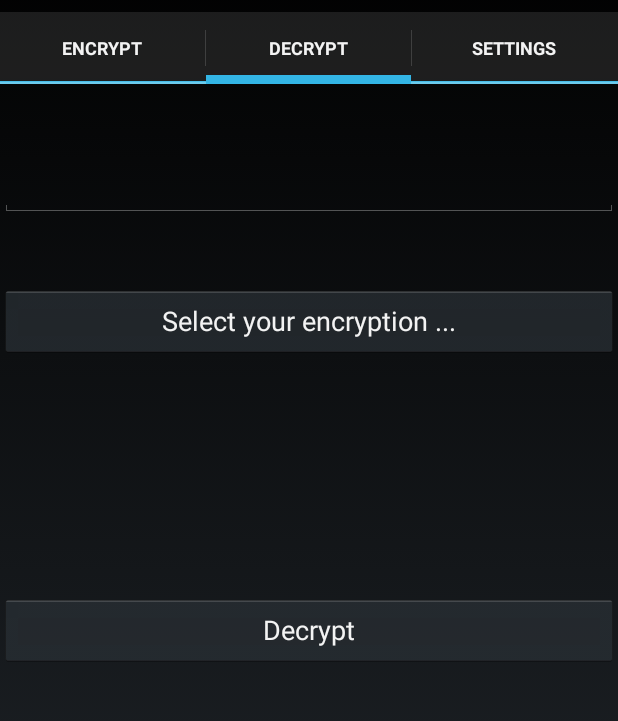
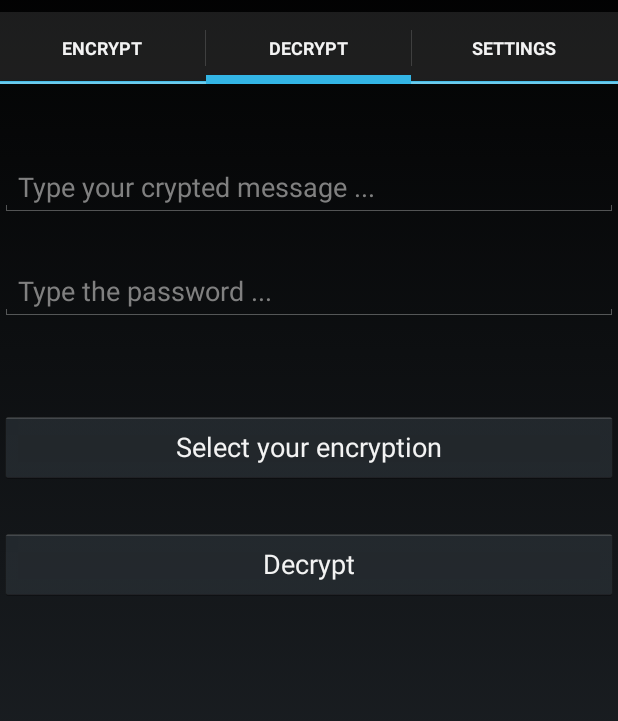
Before and after one commit to Nitorac/HashDroid, an Android app: the screen it shows after launch (MainActivity), tab 2 chosen, on a phone screen of 412 x 824 dp, the part 60-781 px from its top. Run offline under Robolectric (Android 15) with nearby library versions, the phone set to English and light mode, and no system bars.

Commit message:
Finished decrypt tab @TODO Add DES and BLOWFISH decryption

```diff
--- a/app/src/main/java/com/nitorac/hashdroid/EncryptResultActivity.java
+++ b/app/src/main/java/com/nitorac/hashdroid/EncryptResultActivity.java
@@ -103,10 +103,5 @@ public class EncryptResultActivity extends FragmentActivity implements ActionBar
     protected void onDestroy()
     {
         super.onDestroy();
-/*        for (int i=0; i < ResultHashFragment.hashValueLenght; i++)
-        {
-            ResultHashFragment.hashValueArray[i] = null;
-            Log.i("test", String.valueOf(i));
-        }*/
     }
 }
--- a/app/src/main/res/layout/fragment_decrypt.xml
+++ b/app/src/main/res/layout/fragment_decrypt.xml
@@ -14,31 +14,45 @@
         android:layout_alignParentEnd="true"
         android:layout_alignParentLeft="true"
         android:layout_alignParentStart="true"
-        android:inputType="text" />
+        android:inputType="text"
+        android:hint="@string/editTextInputDecrypt" />
 
     <Button
         android:layout_width="wrap_content"
         android:layout_height="wrap_content"
         android:text="@string/selEncryptionBtn"
         android:id="@+id/encryptionSel"
-        android:layout_below="@+id/inputDecrypt"
+        android:onClick="encryptionSpinnerView"
+        android:layout_below="@+id/pwdInput"
+        android:layout_alignParentLeft="true"
+        android:layout_alignParentStart="true"
         android:layout_alignParentRight="true"
         android:layout_alignParentEnd="true"
-        android:layout_alignParentLeft="true"
-        android:layout_alignParentStart="true"
-        android:layout_marginTop="45dp"
-        android:onClick="encryptionSpinnerView" />
+        android:layout_marginTop="60dp" />
 
     <Button
         android:layout_width="wrap_content"
         android:layout_height="wrap_content"
         android:text="@string/Tab2Decrypt"
         android:id="@+id/decryptBtn"
-        android:layout_centerVertical="true"
+        android:onClick="decryptStringBtn"
+        android:layout_below="@+id/encryptionSel"
         android:layout_alignParentLeft="true"
         android:layout_alignParentStart="true"
         android:layout_alignParentRight="true"
         android:layout_alignParentEnd="true"
-        android:onClick="decryptStringBtn" />
+        android:layout_marginTop="30dp" />
+
+    <EditText
+        android:layout_width="wrap_content"
+        android:layout_height="wrap_content"
+        android:id="@+id/pwdInput"
+        android:layout_below="@+id/inputDecrypt"
+        android:layout_alignParentLeft="true"
+        android:layout_alignParentStart="true"
+        android:layout_alignParentRight="true"
+        android:layout_alignParentEnd="true"
+        android:layout_marginTop="30dp"
+        android:hint="@string/typePwdDecrypt" />
 
 </RelativeLayout>
--- a/app/src/main/res/values/strings.xml
+++ b/app/src/main/res/values/strings.xml
@@ -29,7 +29,13 @@
     <string name="clip">copied !</string>
     <string name="pwdOpt">Password (optionnal)</string>
     <string name="RTab3Cipher">Cipher</string>
-    <string name="selEncryptionBtn">Select your encryption ...</string>
+    <string name="selEncryptionBtn">Select your encryption</string>
     <string name="encryptionTxtBtn">Encryption :</string>
+    <string name="editTextInputDecrypt">Type your crypted message ...</string>
+    <string name="typePwdDecrypt">Type the password ...</string>
+    <string name="textEmpty">Your message cannot be empty !</string>
+    <string name="pwdEmpty">You must type a password !</string>
+    <string name="title_activity_result_decrypt">Decryption results</string>
+    <string name="badPwd">Bad password or encryption !</string>
 
 </resources>
```
Also changed, not shown: app/src/main/AndroidManifest.xml (+9 -2 lines), app/src/main/java/com/nitorac/hashdroid/MainActivity.java (+30 -1 lines), 3 other files.
